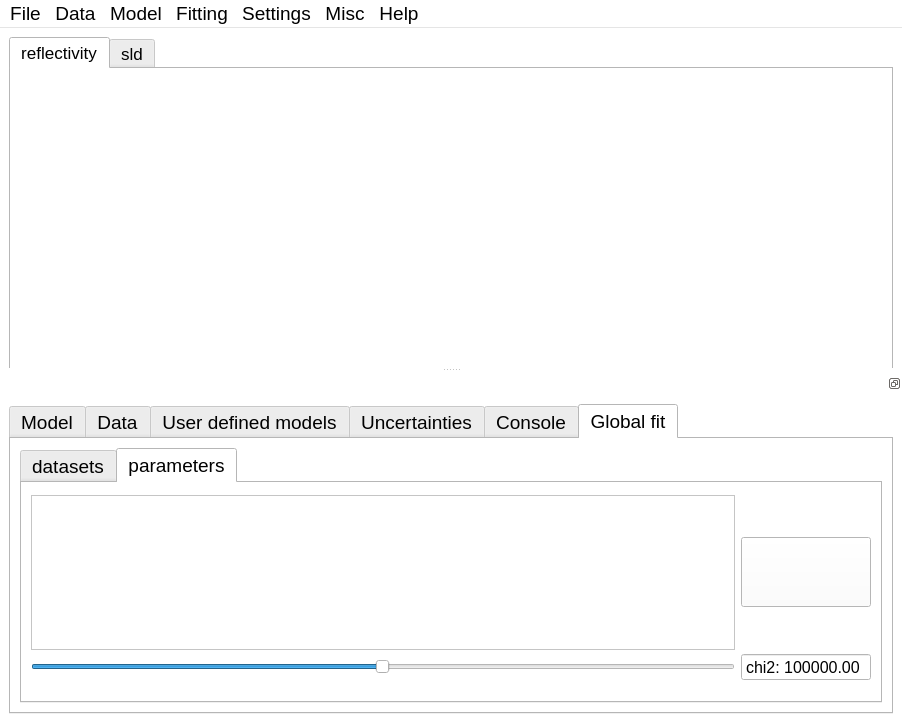
Before: the Qt Designer form motofit/Motofit.ui in refnx/refnx, drawn with Qt 5.
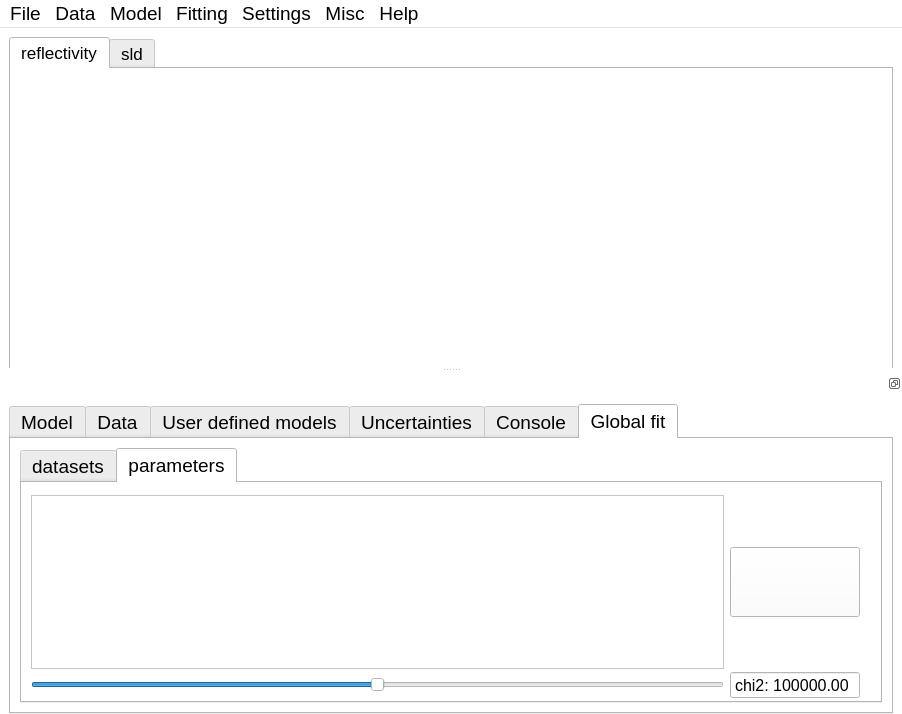
After: the same form once the commit is applied. The open tabs and pages were chosen to show the change. Icons and pictures are not drawn.

Patch:
```diff
--- a/motofit/Motofit.ui
+++ b/motofit/Motofit.ui
@@ -1416,11 +1416,14 @@
              <property name="topMargin">
               <number>12</number>
              </property>
-             <property name="bottomMargin">
+             <property name="rightMargin">
               <number>20</number>
              </property>
+             <property name="bottomMargin">
+              <number>2</number>
+             </property>
              <property name="verticalSpacing">
-              <number>3</number>
+              <number>2</number>
              </property>
              <item row="0" column="1">
               <widget class="QPushButton" name="do_gf_fit">
@@ -1468,7 +1471,13 @@
               </widget>
              </item>
              <item row="0" column="0">
-              <widget class="QTableView" name="globalfitting_ParamsView"/>
+              <widget class="QTableView" name="globalfitting_ParamsView">
+               <property name="font">
+                <font>
+                 <pointsize>12</pointsize>
+                </font>
+               </property>
+              </widget>
              </item>
              <item row="1" column="1">
               <widget class="QDoubleSpinBox" name="chi2GF">
```
Left out of the diff: 5 changed lines with no effect on the pictures.
